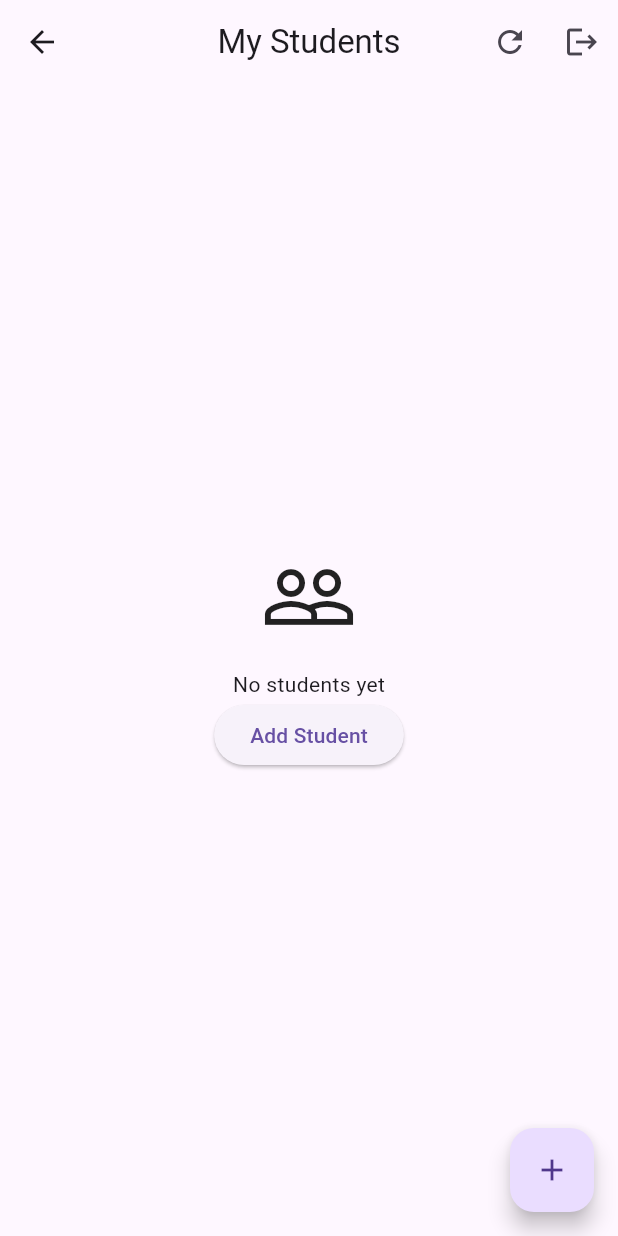
After one commit to Itshepeleng/student_assistant_app, a Flutter app: the StudentListView screen opened directly, on a phone screen of 412 x 824 dp. The commit adds this screen. Run offline on Flutter 3.47's test engine with Material 3 defaults, Android fonts, the phone set to English and light mode, and no system bars; our stand-ins replace image_picker, supabase_flutter; accounts and stored records are empty.

Commit message:
Update student list view and remove unused files

```diff
--- a/student_assistant_app_/lib/main.dart
+++ b/student_assistant_app_/lib/main.dart
@@ -3,6 +3,9 @@ import 'package:provider/provider.dart';
 // Ensure these paths match your actual file structure
 import 'viewmodel/home_viewmodel.dart';
 import 'views/home_view/home_view.dart';
+import 'viewmodel/auth_viewmodel.dart';
+import 'views/student_details_page.dart';
+import 'viewmodel/student_viewmodel.dart';
 
 /*void main() {
   runApp(
--- a/student_assistant_app_/lib/views/student_details_page.dart
+++ b/student_assistant_app_/lib/views/student_details_page.dart
@@ -1,8 +1,8 @@
 import 'package:flutter/material.dart';
 import 'package:provider/provider.dart';
 import 'package:student_assistant_app_/viewmodel/student_viewmodel.dart';
-import '../viewmodels/student_viewmodel.dart';
-import '../models/student.dart';
+import 'package:student_assistant_app_/models/student.dart';
+import 'package:student_assistant_app_/viewmodel/auth_viewmodel.dart';
 
 class StudentDetailsPage extends StatelessWidget {
   final Student student;
--- /dev/null
+++ b/student_assistant_app_/lib/views/student_list_view.dart
@@ -0,0 +1,137 @@
+import 'package:flutter/material.dart';
+import 'package:provider/provider.dart';
+import '../models/student.dart';
+import '../viewmodel/student_viewmodel.dart';
+import '../viewmodel/auth_viewmodel.dart';
+import 'edit_student_page.dart';
+import 'student_details_page.dart';
+
+class StudentListView extends StatefulWidget {
+  const StudentListView({super.key});
+  @override
+  State<StudentListView> createState() => _StudentListViewState();
+}
+
+class _StudentListViewState extends State<StudentListView> {
+  @override
+  void initState() {
+    super.initState();
+    context.read<StudentViewModel>().fetchStudents();
+  }
+
+  @override
+  Widget build(BuildContext context) {
+    return Scaffold(
+      appBar: AppBar(
+        title: const Text('My Students'),
+        centerTitle: true,
+        actions: [
+          IconButton(
+            icon: const Icon(Icons.refresh),
+            onPressed: () => context.read<StudentViewModel>().fetchStudents(),
+          ),
+          IconButton(
+            icon: const Icon(Icons.logout),
+            onPressed: () async {
+              await context.read<AuthViewModel>().signOut();
+            },
+          ),
+        ],
+      ),
+      body: Consumer<StudentViewModel>(
+        builder: (context, vm, child) {
+          if (vm.isLoading && vm.students.isEmpty) {
+            return const Center(child: CircularProgressIndicator());
+          }
+          if (vm.errorMessage != null) {
+            return Center(
+              child: Column(
+                mainAxisAlignment: MainAxisAlignment.center,
+                children: [
+                  Text('Error: ${vm.errorMessage}'),
+                  ElevatedButton(
+                    onPressed: () => vm.fetchStudents(),
+                    child: const Text('Retry'),
+                  ),
+                ],
+              ),
+            );
+          }
+          if (vm.students.isEmpty) {
+            return Center(
+              child: Column(
+                mainAxisAlignment: MainAxisAlignment.center,
+                children: [
+                  const Icon(Icons.people_outline, size: 64),
+                  const SizedBox(height: 16),
+                  const Text('No students yet'),
+                  ElevatedButton(
+                    onPressed: () => _navigateToAdd(),
+                    child: const Text('Add Student'),
+                  ),
+                ],
+              ),
+            );
+          }
+          return RefreshIndicator(
+            onRefresh: () => vm.fetchStudents(),
+            child: ListView.builder(
+              padding: const EdgeInsets.all(12),
+              itemCount: vm.students.length,
+              itemBuilder: (context, index) {
+                final student = vm.students[index];
+                return Card(
+                  child: ListTile(
+                    leading: CircleAvatar(
+                      radius: 28,
+                      backgroundImage:
+                          student.profilePictureUrl != null
+                              ? NetworkImage(student.profilePictureUrl!)
+                              : null,
+                      child:
+                          student.profilePictureUrl == null
+                              ? Text(student.name[0].toUpperCase())
+                              : null,
+                    ),
+                    title: Text(student.name),
+                    subtitle: Text(student.phone),
+                    trailing: IconButton(
+                      icon: const Icon(Icons.edit),
+                      onPressed: () => _navigateToEdit(student),
+                    ),
+                    onTap: () => _navigateToDetails(student),
+                  ),
+                );
+              },
+            ),
+          );
+        },
+      ),
+      floatingActionButton: FloatingActionButton(
+        onPressed: _navigateToAdd,
+        child: const Icon(Icons.add),
+      ),
+    );
+  }
+
+  void _navigateToAdd() {
+    Navigator.push(
+      context,
+      MaterialPageRoute(builder: (_) => const EditStudentPage()),
+    ).then((_) => context.read<StudentViewModel>().fetchStudents());
+  }
+
+  void _navigateToEdit(Student student) {
+    Navigator.push(
+      context,
+      MaterialPageRoute(builder: (_) => EditStudentPage(student: student)),
+    ).then((_) => context.read<StudentViewModel>().fetchStudents());
+  }
+
+  void _navigateToDetails(Student student) {
+    Navigator.push(
+      context,
+      MaterialPageRoute(builder: (_) => StudentDetailsPage(student: student)),
+    );
+  }
+}
```
Also changed, not shown: student_assistant_app_/lib/models/application.dart (deleted, +0 -13 lines), student_assistant_app_/lib/viewmodel/home_viewmodel.dart (deleted, +0 -27 lines), student_assistant_app_/lib/views/home_view/home_view.dart (deleted, +0 -78 lines).
